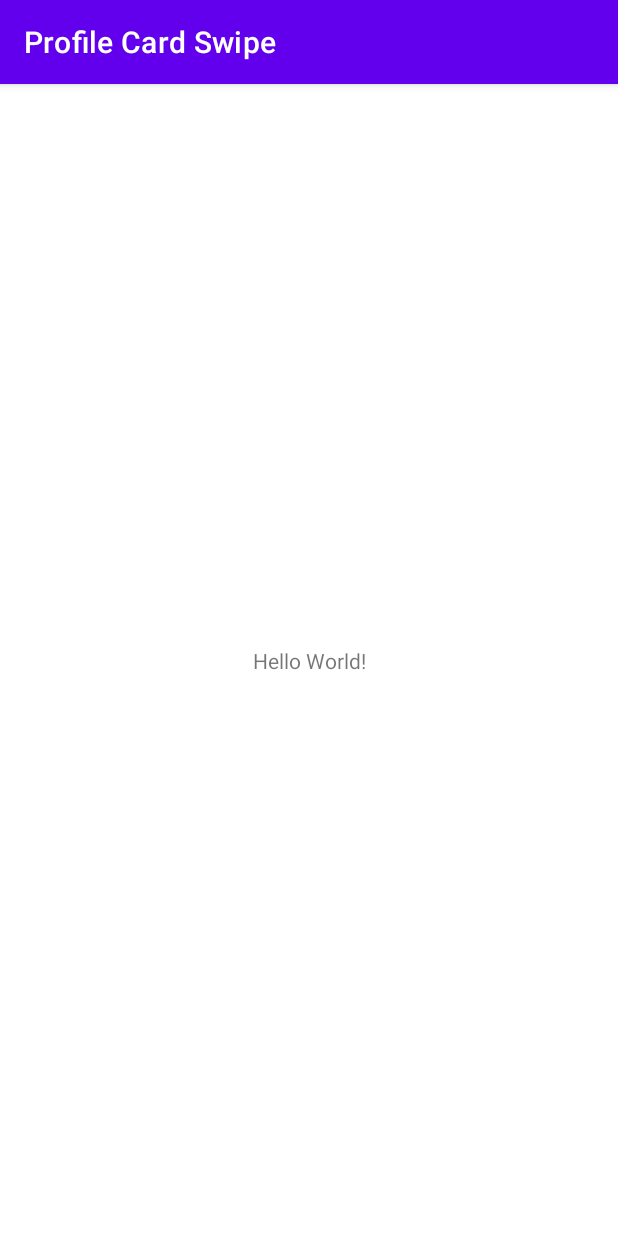
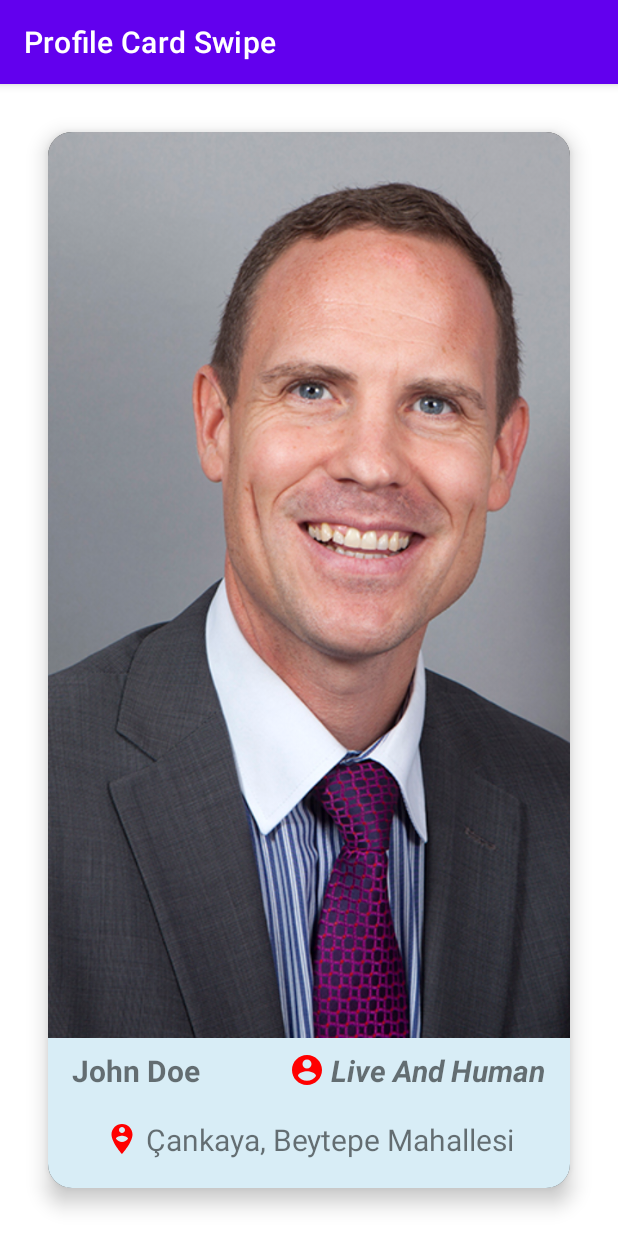
Before and after one commit to goksunonal/swipe-card-deck, an Android app: the screen it shows after launch (MainActivity), on a phone screen of 412 x 824 dp. Run offline under Robolectric (Android 15) with nearby library versions, the phone set to English and light mode, and no system bars.

Commit message:
[Profile Card Swipe]: Added structural template for card!

```diff
--- a/app/build.gradle.kts
+++ b/app/build.gradle.kts
@@ -32,6 +32,7 @@ android {
 }
 
 dependencies {
+    implementation(project(":lib"))
     implementation(Dependencies.AndroidX.CORE, Versions.X_CORE)
     implementation(Dependencies.AndroidX.COMPAT, Versions.X_COMPAT)
     implementation(Dependencies.MATERIAL, Versions.MATERIAL)
--- a/app/src/main/java/com/profile/cardswipe/MainActivity.kt
+++ b/app/src/main/java/com/profile/cardswipe/MainActivity.kt
@@ -6,6 +6,6 @@ import android.os.Bundle
 class MainActivity : AppCompatActivity() {
     override fun onCreate(savedInstanceState: Bundle?) {
         super.onCreate(savedInstanceState)
-        setContentView(R.layout.activity_main)
+        setContentView(com.profile.lib.R.layout.card_template)
     }
 }
--- a/lib/build.gradle.kts
+++ b/lib/build.gradle.kts
@@ -1,6 +1,7 @@
 plugins {
     id("com.android.library")
     kotlin("android")
+    id("kotlin-kapt")
 }
 
 android {
@@ -25,6 +26,9 @@ android {
     kotlinOptions {
         jvmTarget = "17"
     }
+    buildFeatures {
+        dataBinding = true
+    }
 }
 
 dependencies {
@@ -32,6 +36,7 @@ dependencies {
     implementation(Dependencies.AndroidX.COMPAT, Versions.X_COMPAT)
     implementation(Dependencies.MATERIAL, Versions.MATERIAL)
     implementation(Dependencies.AndroidX.CONSTRAINT_LAYOUT, Versions.X_CONSTRAINT_LAYOUT)
+    implementation("io.coil-kt:coil:2.2.1")
     testImplementation(Dependencies.Test.JUNIT, Versions.JUNIT)
     androidTestImplementation(Dependencies.Test.EXT_JUNIT, Versions.EXT_JUNIT)
     androidTestImplementation(Dependencies.Test.ESPRESSO_CORE, Versions.ESPRESSO_CORE)
--- /dev/null
+++ b/lib/src/main/java/com/profile/lib/binding/ImageViewExtensions.kt
@@ -0,0 +1,20 @@
+package com.profile.lib.binding
+
+import android.graphics.drawable.Drawable
+import android.widget.ImageView
+import androidx.databinding.BindingAdapter
+import coil.load
+
+@BindingAdapter("android:src", "default", requireAll = false)
+fun ImageView.loadImage(image: Drawable?, default: Drawable) {
+    this.load(image) {
+        placeholder(default)
+    }
+}
+
+@BindingAdapter("android:src", "default", requireAll = false)
+fun ImageView.loadImage(image: String?, default: Drawable) {
+    this.load(image) {
+        placeholder(default)
+    }
+}
--- /dev/null
+++ b/lib/src/main/res/drawable/ic_account_circle.xml
@@ -0,0 +1,10 @@
+<vector xmlns:android="http://schemas.android.com/apk/res/android"
+    android:width="24dp"
+    android:height="24dp"
+    android:tint="#000000"
+    android:viewportWidth="24"
+    android:viewportHeight="24">
+    <path
+        android:fillColor="@android:color/white"
+        android:pathData="M12,2C6.48,2 2,6.48 2,12s4.48,10 10,10 10,-4.48 10,-10S17.52,2 12,2zM12,5c1.66,0 3,1.34 3,3s-1.34,3 -3,3 -3,-1.34 -3,-3 1.34,-3 3,-3zM12,19.2c-2.5,0 -4.71,-1.28 -6,-3.22 0.03,-1.99 4,-3.08 6,-3.08 1.99,0 5.97,1.09 6,3.08 -1.29,1.94 -3.5,3.22 -6,3.22z" />
+</vector>
--- /dev/null
+++ b/lib/src/main/res/drawable/ic_location_pin.xml
@@ -0,0 +1,10 @@
+<vector xmlns:android="http://schemas.android.com/apk/res/android"
+    android:width="24dp"
+    android:height="24dp"
+    android:tint="#000000"
+    android:viewportWidth="24"
+    android:viewportHeight="24">
+    <path
+        android:fillColor="@android:color/white"
+        android:pathData="M12,2C8.14,2 5,5.14 5,9c0,5.25 7,13 7,13s7,-7.75 7,-13C19,5.14 15.86,2 12,2zM12,4c1.1,0 2,0.9 2,2c0,1.11 -0.9,2 -2,2s-2,-0.89 -2,-2C10,4.9 10.9,4 12,4zM12,14c-1.67,0 -3.14,-0.85 -4,-2.15c0.02,-1.32 2.67,-2.05 4,-2.05s3.98,0.73 4,2.05C15.14,13.15 13.67,14 12,14z" />
+</vector>
--- a/lib/src/main/res/layout/card_template.xml
+++ b/lib/src/main/res/layout/card_template.xml
@@ -3,28 +3,73 @@
     xmlns:app="http://schemas.android.com/apk/res-auto"
     style="@style/RoundedCardView"
     android:layout_width="match_parent"
-    android:layout_height="match_parent">
+    android:layout_height="match_parent"
+    android:layout_margin="32dp"
+    app:cardElevation="8dp"
+    app:cardMaxElevation="8dp">
 
     <androidx.constraintlayout.widget.ConstraintLayout
         android:layout_width="match_parent"
-        android:layout_height="match_parent">
+        android:layout_height="match_parent"
+        android:background="@color/cardview_dark_background">
+
+        <View
+            android:id="@+id/view"
+            android:layout_width="match_parent"
+            android:layout_height="100dp"
+            android:background="#D8EDF6"
+            app:layout_constraintBottom_toBottomOf="parent" />
 
         <ImageView
             android:id="@+id/imageView"
-            android:layout_width="100dp"
-            android:layout_height="100dp"
-            android:src="#000000"
+            android:layout_width="match_parent"
+            android:layout_height="0dp"
+            android:contentDescription="Profile Image"
+            android:scaleType="centerCrop"
+            android:src="@drawable/person_example_2"
+            app:layout_constraintBottom_toTopOf="@+id/view"
+            app:layout_constraintEnd_toEndOf="parent"
             app:layout_constraintStart_toStartOf="parent"
             app:layout_constraintTop_toTopOf="parent" />
 
         <TextView
+            android:id="@+id/textView"
             android:layout_width="wrap_content"
             android:layout_height="wrap_content"
-            android:text="Hello World!"
-            app:layout_constraintBottom_toBottomOf="@+id/imageView"
+            android:layout_marginStart="16dp"
+            android:layout_marginTop="8dp"
+            android:text="John Doe"
+            android:textSize="20sp"
+            android:textStyle="bold"
+            app:layout_constraintStart_toStartOf="parent"
+            app:layout_constraintTop_toTopOf="@+id/view" />
+
+        <TextView
+            android:layout_width="wrap_content"
+            android:layout_height="wrap_content"
+            android:layout_marginTop="8dp"
+            android:layout_marginEnd="16dp"
+            android:drawablePadding="4dp"
+            android:text="Live And Human"
+            android:textSize="20sp"
+            android:textStyle="bold|italic"
+            app:drawableStartCompat="@drawable/ic_account_circle"
+            app:drawableTint="#FF0000"
             app:layout_constraintEnd_toEndOf="parent"
-            app:layout_constraintStart_toEndOf="@+id/imageView"
-            app:layout_constraintTop_toTopOf="@+id/imageView" />
+            app:layout_constraintTop_toTopOf="@+id/view" />
 
+
+        <TextView
+            android:layout_width="wrap_content"
+            android:layout_height="wrap_content"
+            android:drawablePadding="4dp"
+            android:text="Çankaya, Beytepe Mahallesi"
+            android:textSize="20sp"
+            app:drawableStartCompat="@drawable/ic_location_pin"
+            app:drawableTint="#FF0000"
+            app:layout_constraintBottom_toBottomOf="@+id/view"
+            app:layout_constraintEnd_toEndOf="parent"
+            app:layout_constraintStart_toStartOf="parent"
+            app:layout_constraintTop_toBottomOf="@+id/textView" />
     </androidx.constraintlayout.widget.ConstraintLayout>
 </com.google.android.material.card.MaterialCardView>
```
Also changed, not shown: lib/src/main/res/drawable/person_example.webp (added), lib/src/main/res/drawable/person_example_2.jpg (added).
